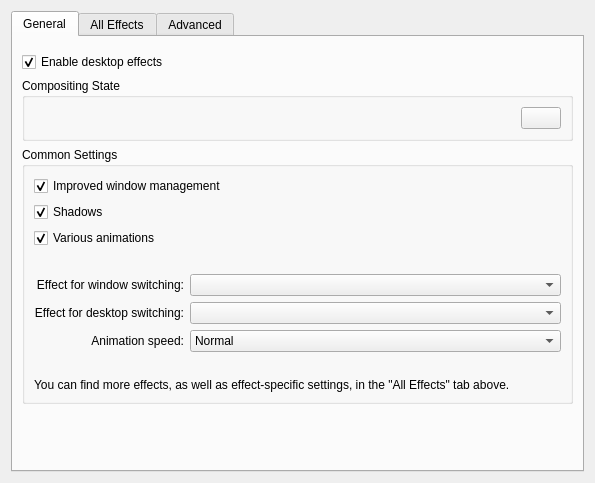
The window that kcmkwin/kwincompositing/main.ui (KDE/kwin) describes before a commit, drawn with Qt 5.
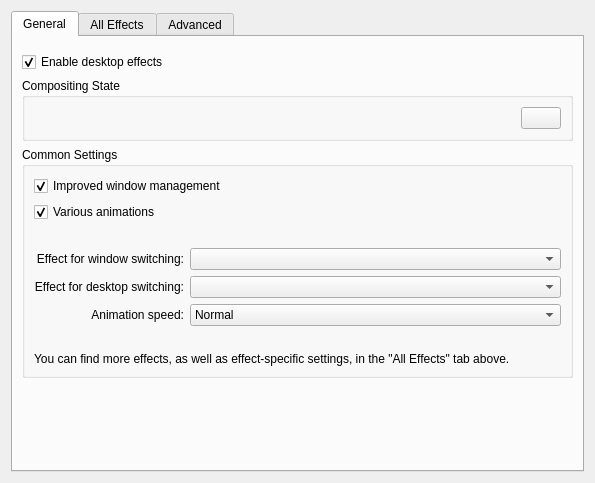
The same window after the commit. Custom widgets are drawn as their Qt base class.

Commit message: Remove Shadow Effect.

Patch:
```diff
--- a/kcmkwin/kwincompositing/main.ui
+++ b/kcmkwin/kwincompositing/main.ui
@@ -57,16 +57,6 @@
               </widget>
              </item>
              <item row="1" column="0" colspan="2">
-              <widget class="QCheckBox" name="effectShadows">
-               <property name="text">
-                <string>Shadows</string>
-               </property>
-               <property name="checked">
-                <bool>true</bool>
-               </property>
-              </widget>
-             </item>
-             <item row="2" column="0" colspan="2">
               <widget class="QCheckBox" name="effectAnimations">
                <property name="text">
                 <string>Various animations</string>
@@ -76,7 +66,7 @@
                </property>
               </widget>
              </item>
-             <item row="7" column="0" colspan="2">
+             <item row="6" column="0" colspan="2">
               <spacer name="verticalSpacer">
                <property name="orientation">
                 <enum>Qt::Vertical</enum>
@@ -92,7 +82,7 @@
                </property>
               </spacer>
              </item>
-             <item row="8" column="0" colspan="2">
+             <item row="7" column="0" colspan="2">
               <widget class="QLabel" name="label">
                <property name="text">
                 <string>You can find more effects, as well as effect-specific settings, in the &quot;All Effects&quot; tab above.</string>
@@ -102,7 +92,7 @@
                </property>
               </widget>
              </item>
-             <item row="4" column="0">
+             <item row="3" column="0">
               <widget class="QLabel" name="label_3">
                <property name="text">
                 <string>Effect for window switching:</string>
@@ -115,7 +105,7 @@
                </property>
               </widget>
              </item>
-             <item row="4" column="1">
+             <item row="3" column="1">
               <widget class="KComboBox" name="windowSwitchingCombo">
                <property name="sizePolicy">
                 <sizepolicy hsizetype="Expanding" vsizetype="Fixed">
@@ -125,7 +115,7 @@
                </property>
               </widget>
              </item>
-             <item row="5" column="1">
+             <item row="4" column="1">
               <widget class="KComboBox" name="desktopSwitchingCombo">
                <property name="sizePolicy">
                 <sizepolicy hsizetype="Expanding" vsizetype="Fixed">
@@ -135,7 +125,7 @@
                </property>
               </widget>
              </item>
-             <item row="3" column="0" colspan="2">
+             <item row="2" column="0" colspan="2">
               <spacer name="verticalSpacer_2">
                <property name="orientation">
                 <enum>Qt::Vertical</enum>
@@ -151,7 +141,7 @@
                </property>
               </spacer>
              </item>
-             <item row="6" column="1">
+             <item row="5" column="1">
               <widget class="KComboBox" name="animationSpeedCombo">
                <property name="sizePolicy">
                 <sizepolicy hsizetype="Expanding" vsizetype="Fixed">
@@ -199,7 +189,7 @@
                </item>
               </widget>
              </item>
-             <item row="6" column="0">
+             <item row="5" column="0">
               <widget class="QLabel" name="label_5">
                <property name="text">
                 <string>Animation speed:</string>
@@ -212,7 +202,7 @@
                </property>
               </widget>
              </item>
-             <item row="5" column="0">
+             <item row="4" column="0">
               <widget class="QLabel" name="label_4">
                <property name="text">
                 <string>Effect for desktop switching:</string>
```
Left out of the diff: 1 changed line with no effect on the pictures. The commit also changes 13 other files.
